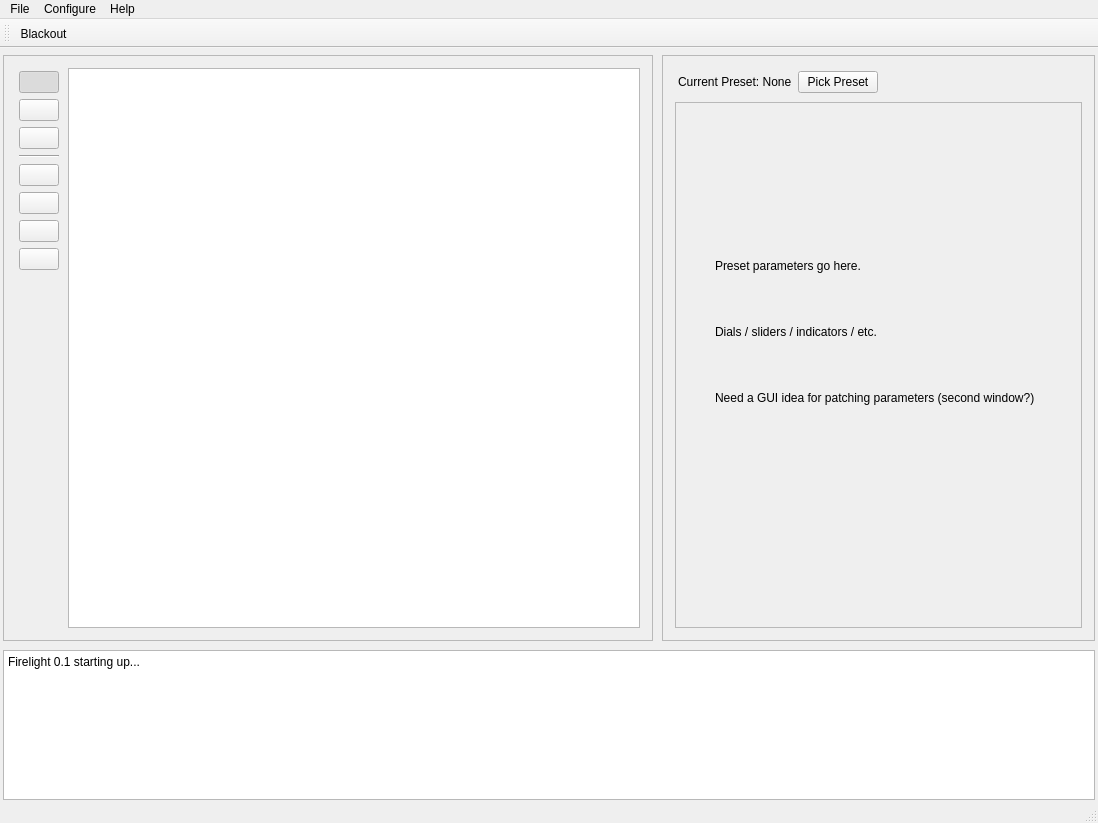
Above: src/ui/firelight_main.ui from craftyjon/firelight before the change. Below: the same form after it.
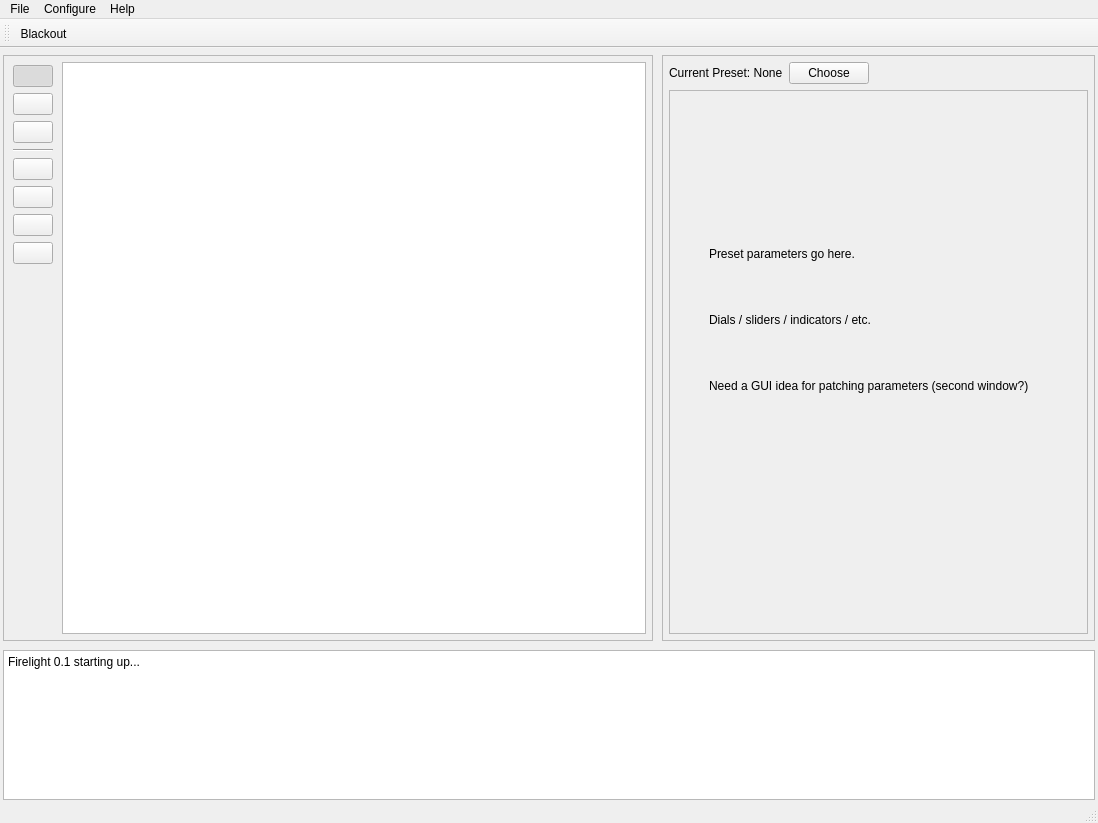
That is the form after the change. Icons and pictures are not drawn. Custom widgets are drawn as their Qt base class.

What changed in the file:
```diff
--- a/src/ui/firelight_main.ui
+++ b/src/ui/firelight_main.ui
@@ -92,6 +92,9 @@
            <enum>QFrame::Raised</enum>
           </property>
           <layout class="QGridLayout" name="gridLayout_2">
+           <property name="margin">
+            <number>3</number>
+           </property>
            <item row="0" column="0">
             <layout class="QHBoxLayout" name="horizontalLayout_2" stretch="0,1">
              <property name="margin">
@@ -335,24 +338,6 @@
                  <verstretch>0</verstretch>
                 </sizepolicy>
                </property>
-               <property name="backgroundBrush">
-                <brush brushstyle="SolidPattern">
-                 <color alpha="255">
-                  <red>10</red>
-                  <green>0</green>
-                  <blue>93</blue>
-                 </color>
-                </brush>
-               </property>
-               <property name="foregroundBrush">
-                <brush brushstyle="SolidPattern">
-                 <color alpha="255">
-                  <red>44</red>
-                  <green>44</green>
-                  <blue>212</blue>
-                 </color>
-                </brush>
-               </property>
               </widget>
              </item>
             </layout>
@@ -375,6 +360,9 @@
            <enum>QFrame::Raised</enum>
           </property>
           <layout class="QGridLayout" name="gridLayout_3">
+           <property name="margin">
+            <number>3</number>
+           </property>
            <item row="0" column="0">
             <layout class="QVBoxLayout" name="verticalLayout_3" stretch="0,1">
              <property name="margin">
@@ -383,7 +371,7 @@
              <item>
               <layout class="QHBoxLayout" name="horizontalLayout_3">
                <property name="margin">
-                <number>3</number>
+                <number>0</number>
                </property>
                <item>
                 <widget class="QLabel" name="labelCurrentPreset">
@@ -395,7 +383,11 @@
                <item>
                 <widget class="QPushButton" name="buttonPickPreset">
                  <property name="text">
-                  <string>Pick Preset</string>
+                  <string>Choose</string>
+                 </property>
+                 <property name="icon">
+                  <iconset resource="../res/firelight.qrc">
+                   <normaloff>:/icons/script_go.png</normaloff>:/icons/script_go.png</iconset>
                  </property>
                 </widget>
                </item>
```
